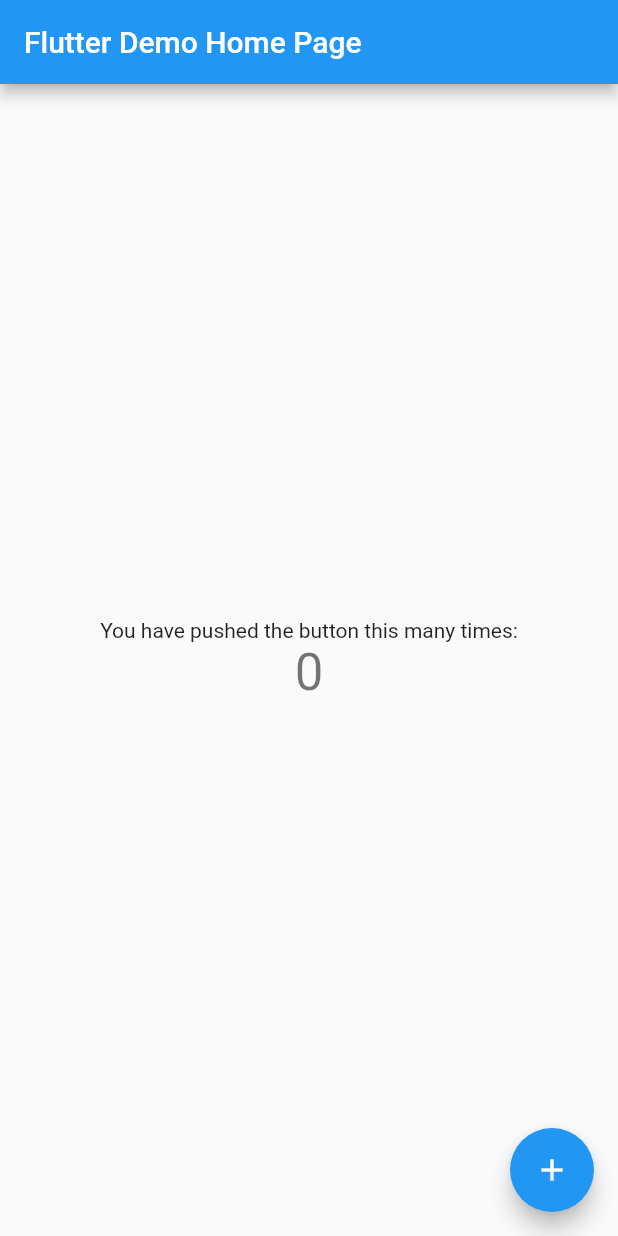
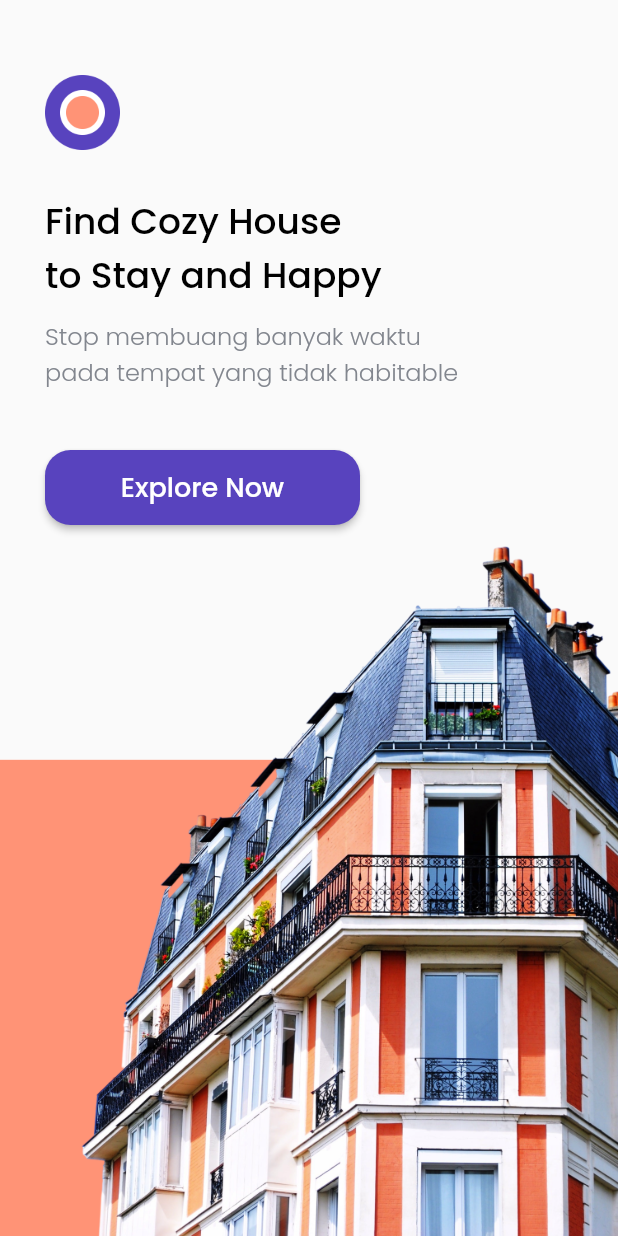
Before and after one commit to HarunNurahman/cozy-home, a Flutter app: the screen it shows after launch, on a phone screen of 412 x 824 dp. Run offline on Flutter 3.47's test engine with Material 2 defaults, Android fonts, the phone set to English and light mode, and no system bars; our stand-ins replace device_preview, google_fonts.

Commit message:
Creating Splash Screen

```diff
--- a/lib/main.dart
+++ b/lib/main.dart
@@ -1,8 +1,14 @@
+import 'package:device_preview/device_preview.dart';
+import 'package:flutter/foundation.dart';
 import 'package:flutter/material.dart';
+import 'package:kosan_apps/pages/splash_screen.dart';
 
-void main() {
-  runApp(const MyApp());
-}
+void main() => runApp(
+      DevicePreview(
+        builder: (context) => MyApp(),
+        enabled: !kReleaseMode,
+      ),
+    );
 
 class MyApp extends StatelessWidget {
   const MyApp({Key? key}) : super(key: key);
@@ -11,105 +17,11 @@
   @override
   Widget build(BuildContext context) {
     return MaterialApp(
-      title: 'Flutter Demo',
-      theme: ThemeData(
-        // This is the theme of your application.
-        //
-        // Try running your application with "flutter run". You'll see the
-        // application has a blue toolbar. Then, without quitting the app, try
-        // changing the primarySwatch below to Colors.green and then invoke
-        // "hot reload" (press "r" in the console where you ran "flutter run",
-        // or simply save your changes to "hot reload" in a Flutter IDE).
-        // Notice that the counter didn't reset back to zero; the application
-        // is not restarted.
-        primarySwatch: Colors.blue,
-      ),
-      home: const MyHomePage(title: 'Flutter Demo Home Page'),
+      debugShowCheckedModeBanner: false,
+      useInheritedMediaQuery: true,
+      locale: DevicePreview.locale(context),
+      builder: DevicePreview.appBuilder,
+      home: const SplashScreen(),
     );
   }
 }
-
-class MyHomePage extends StatefulWidget {
-  const MyHomePage({Key? key, required this.title}) : super(key: key);
-
-  // This widget is the home page of your application. It is stateful, meaning
-  // that it has a State object (defined below) that contains fields that affect
-  // how it looks.
-
-  // This class is the configuration for the state. It holds the values (in this
-  // case the title) provided by the parent (in this case the App widget) and
-  // used by the build method of the State. Fields in a Widget subclass are
-  // always marked "final".
-
-  final String title;
-
-  @override
-  State<MyHomePage> createState() => _MyHomePageState();
-}
-
-class _MyHomePageState extends State<MyHomePage> {
-  int _counter = 0;
-
-  void _incrementCounter() {
-    setState(() {
-      // This call to setState tells the Flutter framework that something has
-      // changed in this State, which causes it to rerun the build method below
-      // so that the display can reflect the updated values. If we changed
-      // _counter without calling setState(), then the build method would not be
-      // called again, and so nothing would appear to happen.
-      _counter++;
-    });
-  }
-
-  @override
-  Widget build(BuildContext context) {
-    // This method is rerun every time setState is called, for instance as done
-    // by the _incrementCounter method above.
-    //
-    // The Flutter framework has been optimized to make rerunning build methods
-    // fast, so that you can just rebuild anything that needs updating rather
-    // than having to individually change instances of widgets.
-    return Scaffold(
-      appBar: AppBar(
-        // Here we take the value from the MyHomePage object that was created by
-        // the App.build method, and use it to set our appbar title.
-        title: Text(widget.title),
-      ),
-      body: Center(
-        // Center is a layout widget. It takes a single child and positions it
-        // in the middle of the parent.
-        child: Column(
-          // Column is also a layout widget. It takes a list of children and
-          // arranges them vertically. By default, it sizes itself to fit its
-          // children horizontally, and tries to be as tall as its parent.
-          //
-          // Invoke "debug painting" (press "p" in the console, choose the
-          // "Toggle Debug Paint" action from the Flutter Inspector in Android
-          // Studio, or the "Toggle Debug Paint" command in Visual Studio Code)
-          // to see the wireframe for each widget.
-          //
-          // Column has various properties to control how it sizes itself and
-          // how it positions its children. Here we use mainAxisAlignment to
-          // center the children vertically; the main axis here is the vertical
-          // axis because Columns are vertical (the cross axis would be
-          // horizontal).
-          mainAxisAlignment: MainAxisAlignment.center,
-          children: <Widget>[
-            const Text(
-              'You have pushed the button this many times:',
-            ),
-            Text(
-              '$_counter',
-              style: Theme.of(context).textTheme.headline4,
-            ),
-          ],
-        ),
-      ),
-      floatingActionButton: FloatingActionButton(
-        onPressed: _incrementCounter,
-        tooltip: 'Increment',
-        child: const Icon(Icons.add),
-      ), // This trailing comma makes auto-formatting nicer for build methods.
-    );
-  }
-}
--- /dev/null
+++ b/lib/pages/splash_screen.dart
@@ -0,0 +1,70 @@
+import 'package:flutter/material.dart';
+import 'package:kosan_apps/themes.dart';
+
+class SplashScreen extends StatelessWidget {
+  const SplashScreen({Key? key}) : super(key: key);
+
+  @override
+  Widget build(BuildContext context) {
+    return Scaffold(
+      body: SafeArea(
+        bottom: false,
+        child: Stack(
+          children: [
+            Align(
+              alignment: Alignment.bottomCenter,
+              child: Image.asset(
+                'assets/images/img_splash.png',
+              ),
+            ),
+            Padding(
+              padding: const EdgeInsets.only(top: 50, left: 30),
+              child: Column(
+                crossAxisAlignment: CrossAxisAlignment.start,
+                children: [
+                  Container(
+                    width: 50,
+                    height: 50,
+                    decoration: const BoxDecoration(
+                      image: DecorationImage(
+                        image: AssetImage('assets/images/img_logo.png'),
+                      ),
+                    ),
+                  ),
+                  const SizedBox(height: 30),
+                  Text(
+                    'Find Cozy House\nto Stay and Happy',
+                    style: blackTextStyle.copyWith(fontSize: 24),
+                  ),
+                  const SizedBox(height: 10),
+                  Text(
+                    'Stop membuang banyak waktu\npada tempat yang tidak habitable',
+                    style: greyTextStyle.copyWith(fontSize: 16),
+                  ),
+                  const SizedBox(height: 40),
+                  Container(
+                    width: 210,
+                    height: 50,
+                    child: ElevatedButton(
+                      onPressed: () {},
+                      style: ElevatedButton.styleFrom(
+                        primary: purpleColor,
+                        shape: RoundedRectangleBorder(
+                          borderRadius: BorderRadius.circular(17),
+                        ),
+                      ),
+                      child: Text(
+                        'Explore Now',
+                        style: whiteTextStyle.copyWith(fontSize: 18),
+                      ),
+                    ),
+                  )
+                ],
+              ),
+            ),
+          ],
+        ),
+      ),
+    );
+  }
+}
--- a/pubspec.yaml
+++ b/pubspec.yaml
@@ -48,9 +48,8 @@
   # the material Icons class.
   uses-material-design: true
   # To add assets to your application, add an assets section, like this:
-  # assets:
-  #   - images/a_dot_burr.jpeg
-  #   - images/a_dot_ham.jpeg
+  assets:
+    - assets/images/
   # An image asset can refer to one or more resolution-specific "variants", see
   # https://flutter.dev/assets-and-images/#resolution-aware
   # For details regarding adding assets from package dependencies, see
```
